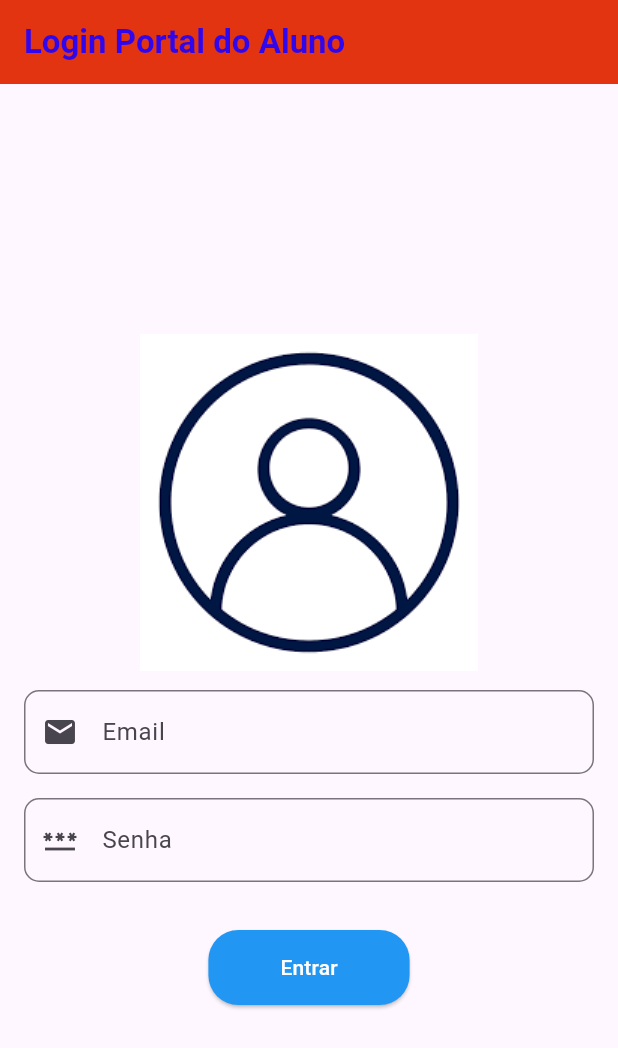
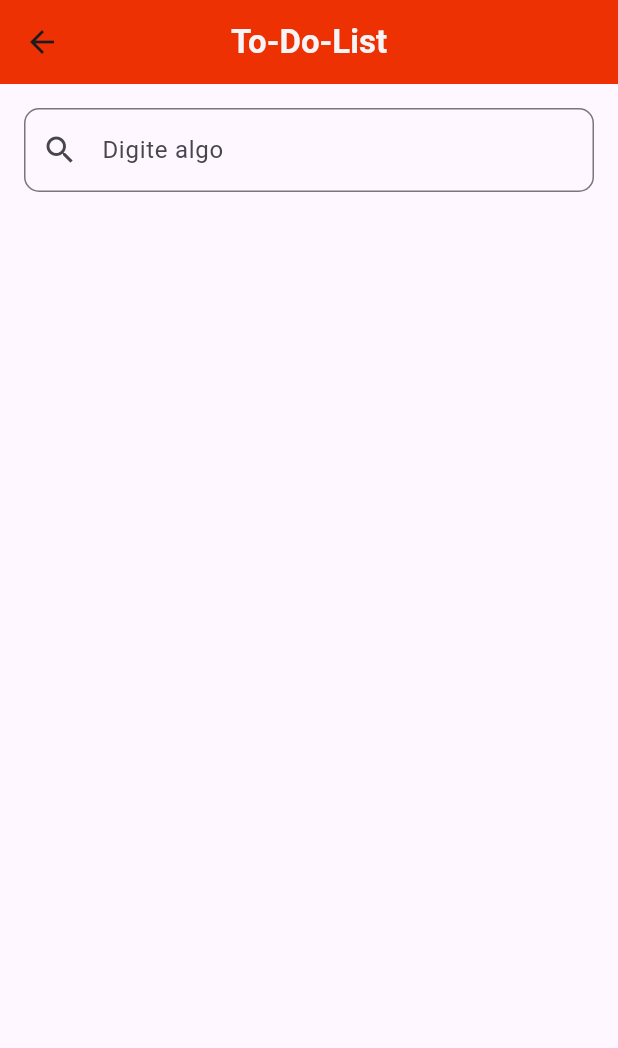
Before and after one commit to francismardossantos/login, a Flutter app: the screen it shows after launch, after a tap on "Entrar", on a phone screen of 412 x 824 dp. Shown: the top 1048 px of the screen. Run offline on Flutter 3.47's test engine with Material 3 defaults, Android fonts, the phone set to English and light mode, and no system bars.

Commit message:
tela nova

```diff
--- a/lib/main.dart
+++ b/lib/main.dart
@@ -1,4 +1,5 @@
 import 'package:flutter/material.dart';
+import 'package:loginapp/tela_inicial.dart';
 
 void main() {
   runApp(LoginApp());
@@ -22,7 +23,7 @@ class LoginPage extends StatelessWidget {
       appBar: AppBar(
         title: Text('Login Portal do Aluno',
         style: TextStyle(
-          color: const Color.fromARGB(255, 48, 6, 236),
+          color: const Color.fromARGB(255, 245, 244, 247),
           fontSize: 22,
           fontWeight: FontWeight.bold,
 
@@ -31,6 +32,7 @@ class LoginPage extends StatelessWidget {
         backgroundColor: const Color.fromARGB(255, 238, 49, 2),
         elevation: 4,
       ),
+      backgroundColor: const Color.fromARGB(255, 255, 255, 255),
       body: Padding(
         padding: EdgeInsets.all(16.0),
         child: Column(
@@ -61,10 +63,15 @@ class LoginPage extends StatelessWidget {
             ),
             SizedBox(height: 32.0),
             ElevatedButton(
-              onPressed: () {},
+              onPressed: () {
+                Navigator.push(
+                  context,
+                  MaterialPageRoute(builder: (context) => Todolist(),),
+                );
+              },
               style: ElevatedButton.styleFrom(
-                backgroundColor: Colors.blue,
-                foregroundColor: Colors.white,
+                backgroundColor: const Color.fromARGB(255, 64, 64, 136),
+                foregroundColor: const Color.fromARGB(255, 255, 255, 255),
                 padding: EdgeInsets.symmetric(horizontal: 48, vertical: 15),
                 shape: RoundedRectangleBorder(
                   borderRadius: BorderRadius.circular(20),
--- /dev/null
+++ b/lib/tela_inicial.dart
@@ -0,0 +1,52 @@
+import 'package:flutter/material.dart';
+
+void main() {
+  runApp(MyApp());
+}
+
+class MyApp extends StatelessWidget {
+  @override
+  Widget build(BuildContext context) {
+    return MaterialApp(
+      home: Todolist(),
+      debugShowCheckedModeBanner: false,
+    );
+  }
+}
+
+class Todolist extends StatelessWidget {
+  @override
+  Widget build(BuildContext context) {
+    return Scaffold(
+      appBar: AppBar(
+        centerTitle: true,
+        title: Text('To-Do-List',
+         style: TextStyle(
+          color: const Color.fromARGB(255, 245, 244, 247),
+          fontSize: 22,
+          fontWeight: FontWeight.bold,),
+      ),
+        backgroundColor: const Color.fromARGB(255, 238, 49, 2),
+      ),
+
+      body: Padding(
+        padding: const EdgeInsets.all(16.0),
+        child: Column(
+          children: [
+          TextField(
+            decoration: InputDecoration(
+              labelText: 'Digite algo',
+              prefixIcon: Icon(Icons.search),
+              border: OutlineInputBorder(
+                borderRadius: BorderRadius.circular(10.0),
+              ),
+            ),
+          ),
+
+        ],
+        )
+      )
+
+    );
+  }
+}
```
Also changed, not shown: 1 other file.
